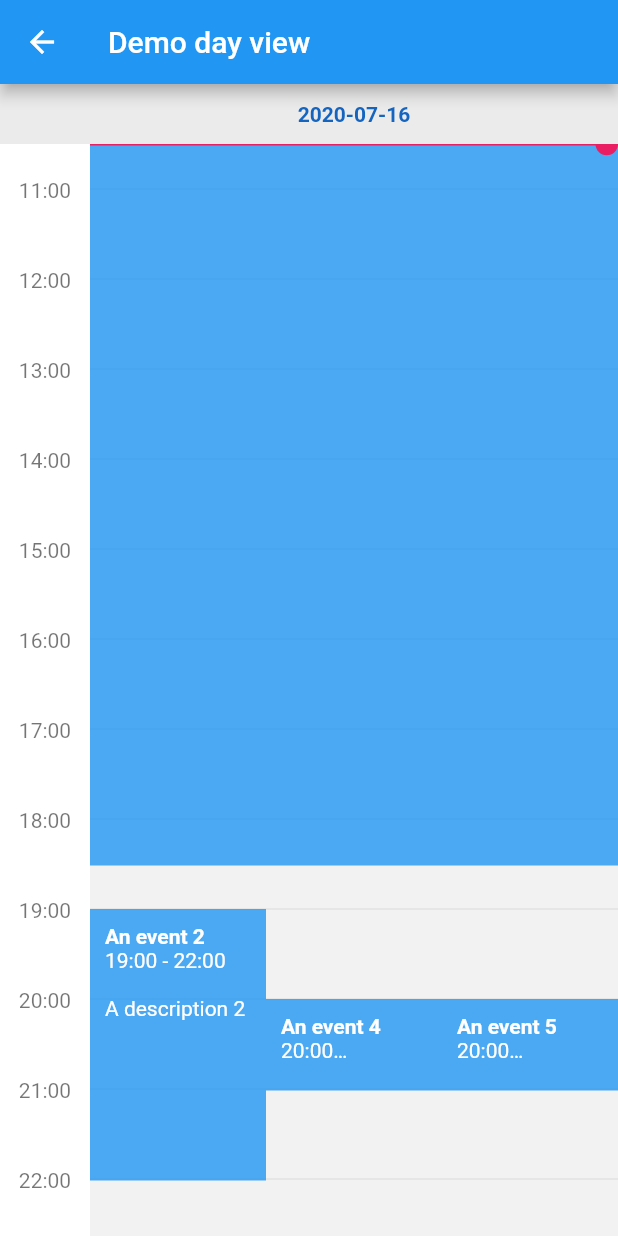
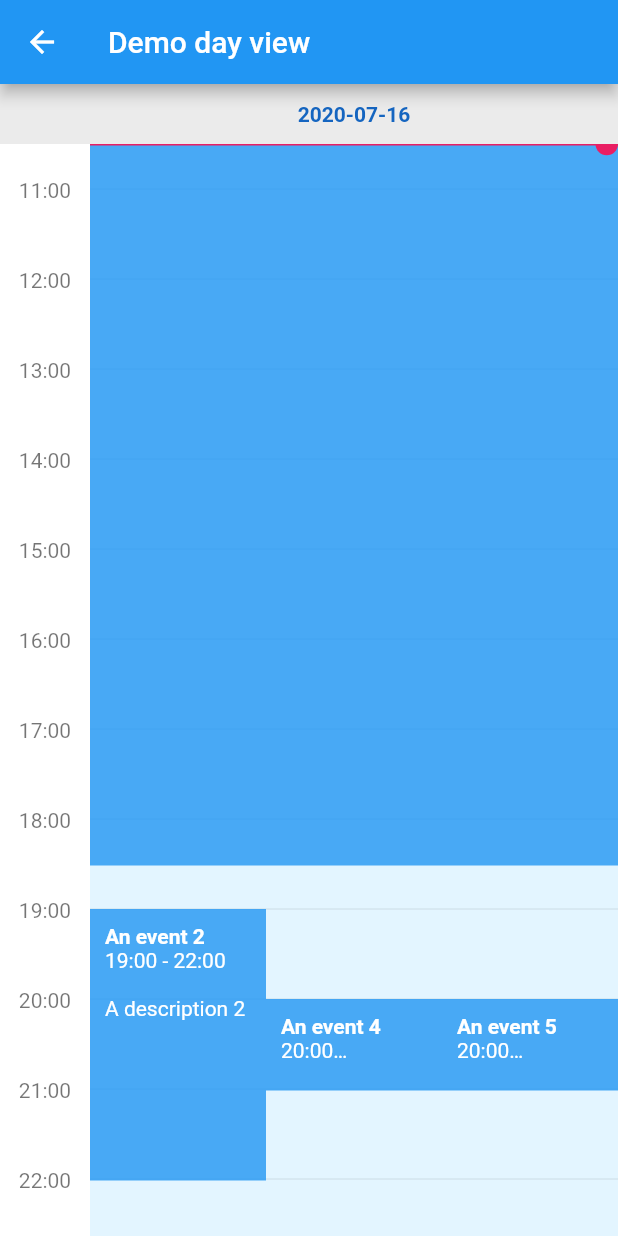
Before and after one commit to Skyost/FlutterWeekView, a Flutter app: the screen it shows after launch, after a tap on "Demo day view", on a phone screen of 412 x 824 dp. Run offline on Flutter 3.47's test engine with Material 2 defaults, Android fonts, the phone set to English and light mode, and no system bars.

Commit message:
Fixed #46.

```diff
--- a/example/lib/main.dart
+++ b/example/lib/main.dart
@@ -137,7 +137,10 @@ class _DemoDayView extends StatelessWidget {
           end: date.add(const Duration(hours: 21)),
         ),
       ],
-      style: const DayViewStyle(currentTimeCircleColor: Colors.pink),
+      style: DayViewStyle.fromDate(
+        date: date,
+        currentTimeCircleColor: Colors.pink,
+      ),
     );
   }
 }
--- a/lib/src/day_view.dart
+++ b/lib/src/day_view.dart
@@ -180,7 +180,10 @@ class _DayViewState extends ZoomableHeadersWidgetState<DayView> {
   /// Creates the background widgets that should be added to a stack.
   Widget createBackground() => Positioned.fill(
         child: CustomPaint(
-          painter: _EventsColumnBackgroundPainter.fromDayViewState(parent: this),
+          painter: widget.style.createBackgroundPainter(
+            dayView: widget,
+            topOffsetCalculator: calculateTopOffset,
+          ),
         ),
       );
 
@@ -238,53 +241,6 @@ class _DayViewState extends ZoomableHeadersWidgetState<DayView> {
       double eventsColumnWidth = (context.findRenderObject() as RenderBox).size.width - widget.hoursColumnStyle.width;
       eventsGrid.processEvents(widget.hoursColumnStyle.width, eventsColumnWidth);
     }
-  }
-}
-
-/// The events column background painter.
-class _EventsColumnBackgroundPainter extends CustomPainter {
-  /// The minimum time to display.
-  final HourMinute minimumTime;
-
-  /// The maximum time to display.
-  final HourMinute maximumTime;
-
-  /// The color.
-  final Color backgroundColor;
-
-  /// The rules color.
-  final Color rulesColor;
-
-  /// The top offset calculator.
-  final TopOffsetCalculator topOffsetCalculator;
-
-  /// Creates a new events column background painter.
-  _EventsColumnBackgroundPainter.fromDayViewState({
-    @required _DayViewState parent,
-  })  : minimumTime = parent.widget.minimumTime,
-        maximumTime = parent.widget.maximumTime,
-        backgroundColor = parent.widget.style.backgroundColor,
-        rulesColor = parent.widget.style.backgroundRulesColor,
-        topOffsetCalculator = parent.calculateTopOffset;
-
-  @override
-  void paint(Canvas canvas, Size size) {
-    if (backgroundColor != null) {
-      canvas.drawRect(Rect.fromLTWH(0, 0, size.width, size.height), Paint()..color = backgroundColor);
-    }
-
-    if (rulesColor != null) {
-      final List<HourMinute> sideTimes = HoursColumn.getSideTimes(minimumTime, maximumTime);
-      for (HourMinute time in sideTimes) {
-        double topOffset = topOffsetCalculator(time);
-        canvas.drawLine(Offset(0, topOffset), Offset(size.width, topOffset), Paint()..color = rulesColor);
-      }
-    }
-  }
-
-  @override
-  bool shouldRepaint(_EventsColumnBackgroundPainter oldDayViewBackgroundPainter) {
-    return backgroundColor != oldDayViewBackgroundPainter.backgroundColor || rulesColor != oldDayViewBackgroundPainter.rulesColor || topOffsetCalculator != oldDayViewBackgroundPainter.topOffsetCalculator;
   }
 }
 
--- a/lib/src/style.dart
+++ b/lib/src/style.dart
@@ -1,4 +1,6 @@
 import 'package:flutter/material.dart';
+import 'package:flutter_week_view/flutter_week_view.dart';
+import 'package:flutter_week_view/src/headers.dart';
 import 'package:flutter_week_view/src/hour_minute.dart';
 import 'package:flutter_week_view/src/utils.dart';
 
@@ -86,7 +88,7 @@ class DayViewStyle extends ZoomableHeaderWidgetStyle {
         currentTimeCirclePosition = currentTimeCirclePosition ?? CurrentTimeCirclePosition.right,
         super(headerSize: headerSize);
 
-  /// Creates a new day view style instance from a given date.
+  /// Allows to automatically customize the day view background color according to the specified date.
   DayViewStyle.fromDate({
     @required DateTime date,
     double headerSize,
@@ -100,7 +102,7 @@ class DayViewStyle extends ZoomableHeaderWidgetStyle {
   }) : this(
           headerSize: headerSize,
           hourRowHeight: hourRowHeight,
-          backgroundColor: Utils.sameDay(date) ? const Color(0xFFE3F5FF) : const Color(0xFFF2F2F2),
+          backgroundColor: Utils.sameDay(date) ? const Color(0xFFE3F5FF) : null,
           backgroundRulesColor: backgroundRulesColor,
           currentTimeRuleColor: currentTimeRuleColor,
           currentTimeRuleHeight: currentTimeRuleHeight,
@@ -131,6 +133,18 @@ class DayViewStyle extends ZoomableHeaderWidgetStyle {
         currentTimeCircleColor: currentTimeCircleColor ?? this.currentTimeCircleColor,
         currentTimeCircleRadius: currentTimeCircleRadius ?? this.currentTimeCircleRadius,
         currentTimeCirclePosition: currentTimeCirclePosition ?? this.currentTimeCirclePosition,
+      );
+
+  /// Creates the background painter.
+  CustomPainter createBackgroundPainter({
+    @required DayView dayView,
+    @required TopOffsetCalculator topOffsetCalculator,
+  }) =>
+      _EventsColumnBackgroundPainter(
+        minimumTime: dayView.minimumTime,
+        maximumTime: dayView.maximumTime,
+        topOffsetCalculator: topOffsetCalculator,
+        dayViewStyle: this,
       );
 }
 
@@ -301,3 +315,46 @@ enum CurrentTimeCirclePosition {
   /// Whether it should be placed at the end of the current time rule.
   right,
 }
+
+/// The events column background painter.
+class _EventsColumnBackgroundPainter extends CustomPainter {
+  /// The minimum time to display.
+  final HourMinute minimumTime;
+
+  /// The maximum time to display.
+  final HourMinute maximumTime;
+
+  /// The top offset calculator.
+  final TopOffsetCalculator topOffsetCalculator;
+
+  /// The day view style.
+  final DayViewStyle dayViewStyle;
+
+  /// Creates a new events column background painter.
+  _EventsColumnBackgroundPainter({
+    @required this.minimumTime,
+    @required this.maximumTime,
+    @required this.topOffsetCalculator,
+    @required this.dayViewStyle,
+  });
+
+  @override
+  void paint(Canvas canvas, Size size) {
+    if (dayViewStyle.backgroundColor != null) {
+      canvas.drawRect(Rect.fromLTWH(0, 0, size.width, size.height), Paint()..color = dayViewStyle.backgroundColor);
+    }
+
+    if (dayViewStyle.backgroundRulesColor != null) {
+      final List<HourMinute> sideTimes = HoursColumn.getSideTimes(minimumTime, maximumTime);
+      for (HourMinute time in sideTimes) {
+        double topOffset = topOffsetCalculator(time);
+        canvas.drawLine(Offset(0, topOffset), Offset(size.width, topOffset), Paint()..color = dayViewStyle.backgroundRulesColor);
+      }
+    }
+  }
+
+  @override
+  bool shouldRepaint(_EventsColumnBackgroundPainter oldDayViewBackgroundPainter) {
+    return dayViewStyle.backgroundColor != oldDayViewBackgroundPainter.dayViewStyle.backgroundColor || dayViewStyle.backgroundRulesColor != oldDayViewBackgroundPainter.dayViewStyle.backgroundRulesColor || topOffsetCalculator != oldDayViewBackgroundPainter.topOffsetCalculator;
+  }
+}
```
